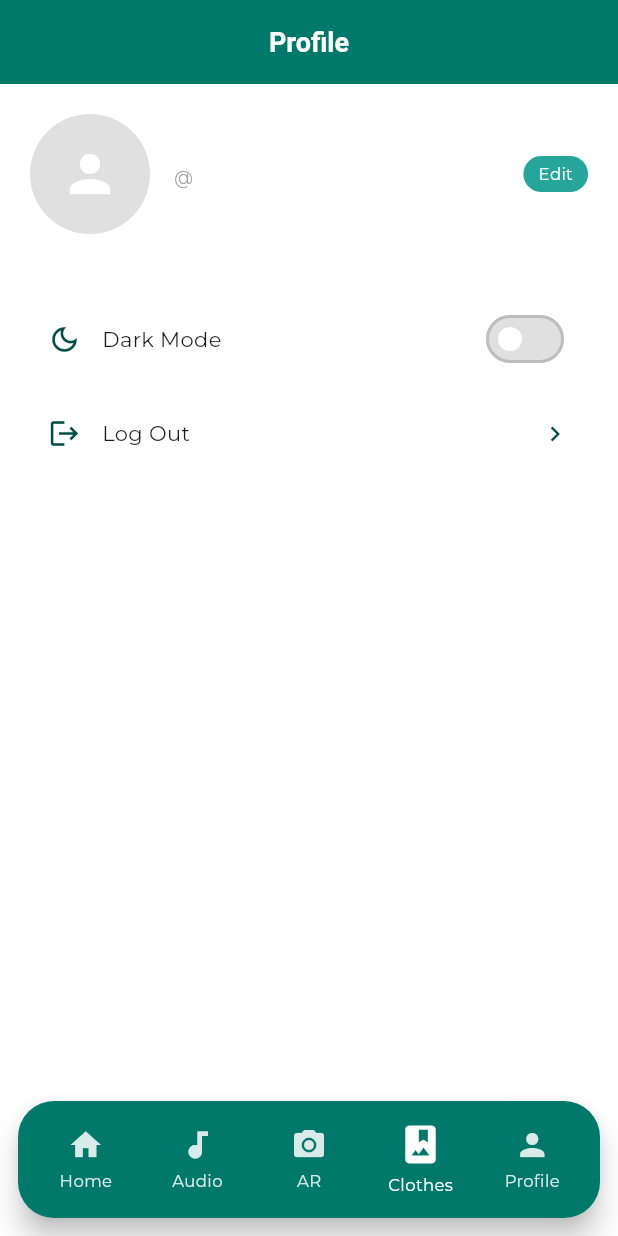
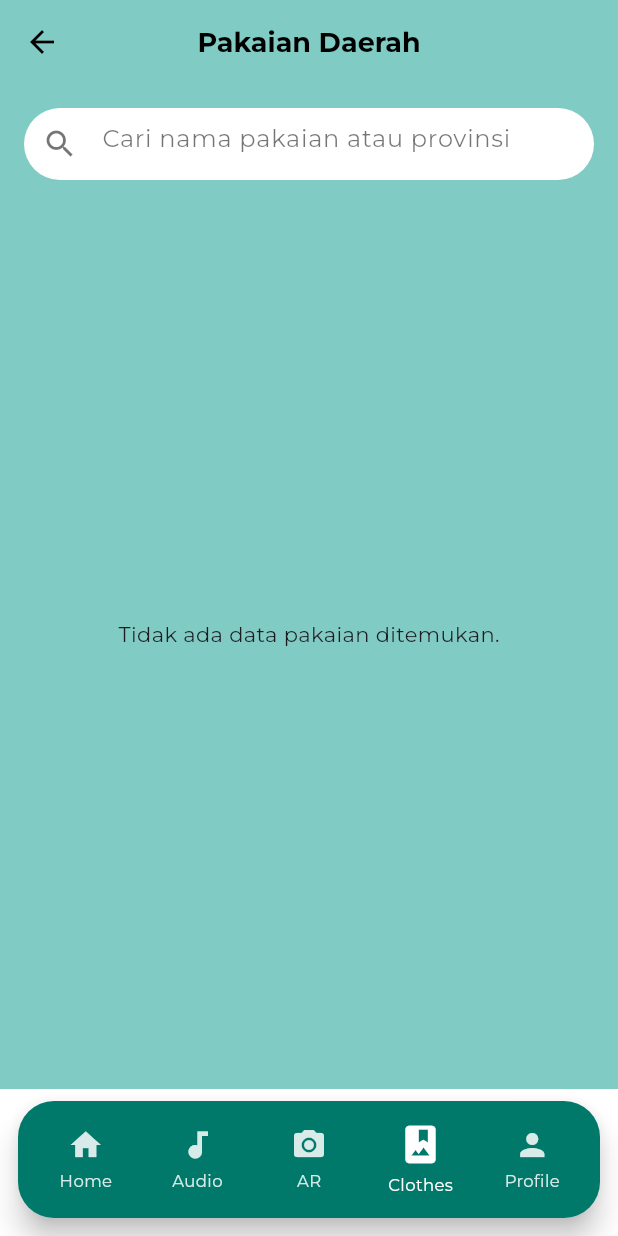
Before and after one commit to Mangzy/budaya_indonesia, a Flutter app: the screen it shows once a user with an empty profile is signed in, item 4 of the bottom bar chosen, on a phone screen of 412 x 824 dp. Run offline on Flutter 3.47's test engine with Material 3 defaults, Android fonts, the phone set to English and light mode, and no system bars; our stand-ins replace camera, firebase_auth, firebase_core, flutter_svg, google_fonts, google_sign_in and 5 more; accounts and stored records are empty.

Commit message:
add pakaian page & update detail pakaian page

```diff
--- /dev/null
+++ b/lib/clothes/pages/pakaian_daerah_page.dart
@@ -0,0 +1,117 @@
+import 'package:budaya_indonesia/common/static/app_color.dart';
+import 'package:budaya_indonesia/features/home/providers/pakaian_provider.dart';
+import 'package:flutter/material.dart';
+import 'package:google_fonts/google_fonts.dart';
+import 'package:provider/provider.dart';
+import '../widgets/pakaian_card_widget.dart';
+
+class PakaianDaerahPage extends StatefulWidget {
+  const PakaianDaerahPage({super.key});
+
+  @override
+  State<PakaianDaerahPage> createState() => _PakaianDaerahPageState();
+}
+
+class _PakaianDaerahPageState extends State<PakaianDaerahPage> {
+  String searchQuery = '';
+
+  @override
+  void initState() {
+    super.initState();
+    Future.microtask(() =>
+        Provider.of<PakaianProvider>(context, listen: false).refresh());
+  }
+
+  @override
+  Widget build(BuildContext context) {
+    final provider = Provider.of<PakaianProvider>(context);
+    final state = provider.state;
+    final items = provider.items.where((p) {
+      final query = searchQuery.toLowerCase();
+      return p.nama.toLowerCase().contains(query) ||
+          p.asal.toLowerCase().contains(query);
+    }).toList();
+
+    return Scaffold(
+      backgroundColor: AppColors.tertiary,
+      appBar: AppBar(
+        backgroundColor: AppColors.tertiary,
+        elevation: 0,
+        centerTitle: true,
+        leading: IconButton(
+          icon: const Icon(Icons.arrow_back),
+          color: Colors.black,
+          onPressed: () => Navigator.pop(context),
+        ),
+        title: Text(
+          'Pakaian Daerah',
+          style: GoogleFonts.montserrat(
+            fontWeight: FontWeight.bold,
+            fontSize: 18,
+            color: Colors.black,
+          ),
+        ),
+      ),
+      body: Padding(
+        padding: const EdgeInsets.all(16.0),
+        child: Column(
+          children: [
+            Container(
+              decoration: BoxDecoration(
+                color: Colors.white,
+                borderRadius: BorderRadius.circular(24),
+              ),
+              child: TextField(
+                onChanged: (value) => setState(() => searchQuery = value),
+                style: const TextStyle(color: Colors.black87),
+                decoration: const InputDecoration(
+                  hintText: 'Cari nama pakaian atau provinsi',
+                  hintStyle: TextStyle(color: Colors.black54),
+                  border: InputBorder.none,
+                  prefixIcon: Icon(Icons.search, color: Colors.black54),
+                ),
+              ),
+            ),
+            const SizedBox(height: 16),
+            Expanded(
+              child: Builder(
+                builder: (_) {
+                  if (state == LoadState.loading) {
+                    return const Center(child: CircularProgressIndicator());
+                  } else if (state == LoadState.error) {
+                    return Center(
+                      child: Text(
+                        'Gagal memuat data.\n${provider.error ?? ""}',
+                        textAlign: TextAlign.center,
+                        style: const TextStyle(color: Colors.red),
+                      ),
+                    );
+                  } else if (state == LoadState.loaded && items.isEmpty) {
+                    return const Center(
+                      child: Text('Tidak ada data pakaian ditemukan.'),
+                    );
+                  }
+
+                  return GridView.builder(
+                    itemCount: items.length,
+                    gridDelegate:
+                        const SliverGridDelegateWithFixedCrossAxisCount(
+                      crossAxisCount: 2,
+                      mainAxisSpacing: 12,
+                      crossAxisSpacing: 12,
+                      childAspectRatio: 0.7,
+                    ),
+                    itemBuilder: (context, index) {
+                      final pakaian = items[index];
+                      return PakaianCardWidget(pakaian: pakaian);
+                    },
+                  );
+                },
+              ),
+            ),
+          ],
+        ),
+      )
+    );
+  }
+}
--- a/lib/features/navbar/pages/bottom_navbar.dart
+++ b/lib/features/navbar/pages/bottom_navbar.dart
@@ -1,3 +1,4 @@
+import 'package:budaya_indonesia/clothes/pages/pakaian_daerah_page.dart';
 import 'package:budaya_indonesia/features/ar/pages/ar_page.dart';
 import 'package:budaya_indonesia/features/home/pages/home_page.dart';
 import 'package:budaya_indonesia/features/music/pages/music_page.dart';
@@ -34,19 +35,17 @@ class _BottomNavbarState extends State<BottomNavbar> {
     // Home
     HomePage(),
     MusicPage(),
-    Scaffold(
-      appBar: AppBar(title: const Text('')),
-      body: const Center(child: Text('Quiz page')),
-    ),
+    const SizedBox.shrink(),
+    PakaianDaerahPage(),
     ProfilePage(),
   ];
   void _onItemTapped(int index) {
     if (index == 2) {
-    // Navigasi ke halaman AR dan hilangkan navbar
+
     Navigator.push(
       context,
       MaterialPageRoute(
-        builder: (_) => const ArPage(), // buka ARPage di route baru
+        builder: (_) => const ArPage(),
       ),
     );
     return;
```
Also changed, not shown: lib/clothes/widgets/pakaian_card_widget.dart (added, +116 -0 lines), lib/features/home/pages/pakaian_detail_page.dart (+117 -150 lines).
